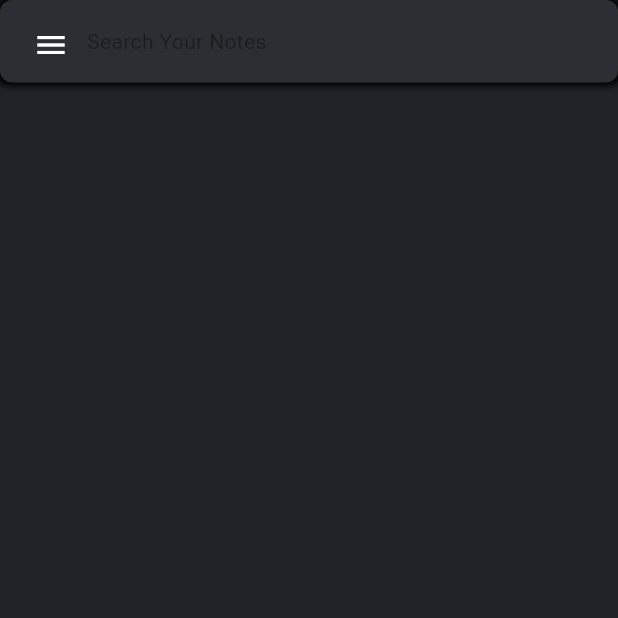
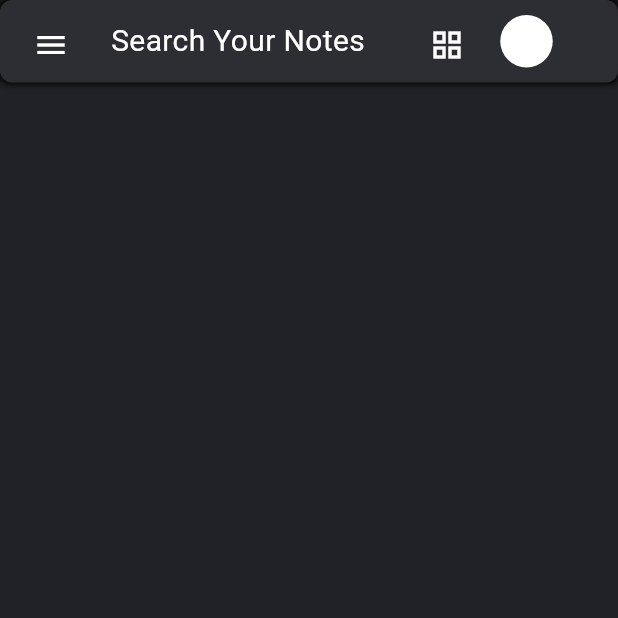
Before and after one commit to VinayPapnoi/BRL_Task_3_-Google-Keep-Clone-, a Flutter app: the screen it shows after launch, on a phone screen of 412 x 824 dp, the top half of it. Run offline on Flutter 3.47's test engine with Material 3 defaults, Android fonts, the phone set to English and light mode, and no system bars.

Commit message:
added a few items in the search bar

```diff
--- a/lib/home.dart
+++ b/lib/home.dart
@@ -29,20 +29,53 @@ class _HomeState extends State<Home> {
                   boxShadow: [
                     BoxShadow(
                       color: Color.fromRGBO(0, 0, 0, 51),
-                      spreadRadius: 2,
+                      spreadRadius: 1,
                       blurRadius: 3,
                     ),
                   ],
                 ),
                 child: Row(
+                  crossAxisAlignment: CrossAxisAlignment.stretch,
                   children: [
-                    IconButton(
-                      onPressed: () {},
-                      icon: Icon(Icons.menu, color: white,)
+                    Row(
+                      children: [
+                        IconButton(
+                          onPressed: () {},
+                          icon: Icon(Icons.menu, color: white),
+                        ),
+                        SizedBox(width: 16),
+
+                        Container(
+                          height: 65,
+                          width: 200,
+
+                          child: Column(
+                            mainAxisAlignment: MainAxisAlignment.center,
+                            crossAxisAlignment: CrossAxisAlignment.start,
+                            children: [
+                              Text(
+                                'Search Your Notes',
+                                style: TextStyle(
+                                  color: Color.fromRGBO(255, 255, 255, 127),
+                                  fontSize: 20,
+                                ),
+                              ),
+                            ],
+                          ),
+                        ),
+                      ],
                     ),
-                    Container(
-                      child: Text('Search Your Notes')
-                    )
+
+                    Row(
+                      children: [
+                        IconButton(
+                          onPressed: () {},
+                          icon: Icon(Icons.grid_view, color: white),
+                        ),
+                        SizedBox(width: 9),
+                        CircleAvatar(backgroundColor: Colors.white),
+                      ],
+                    ),
                   ],
                 ),
               ),
```
